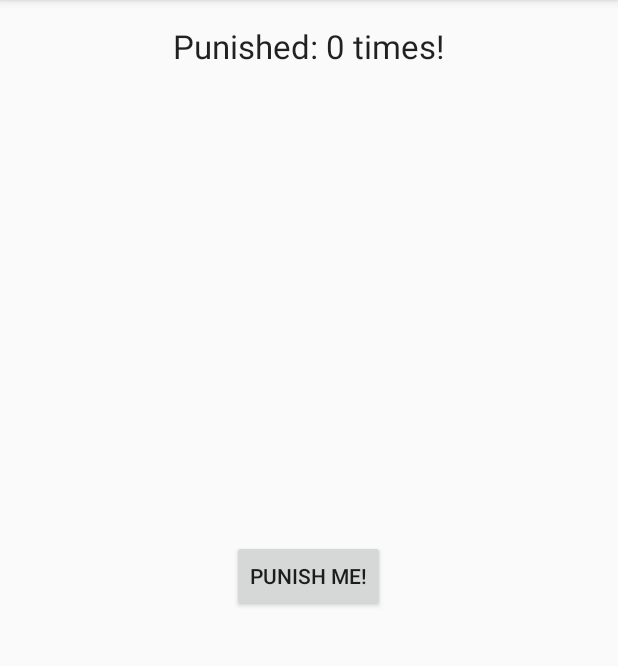
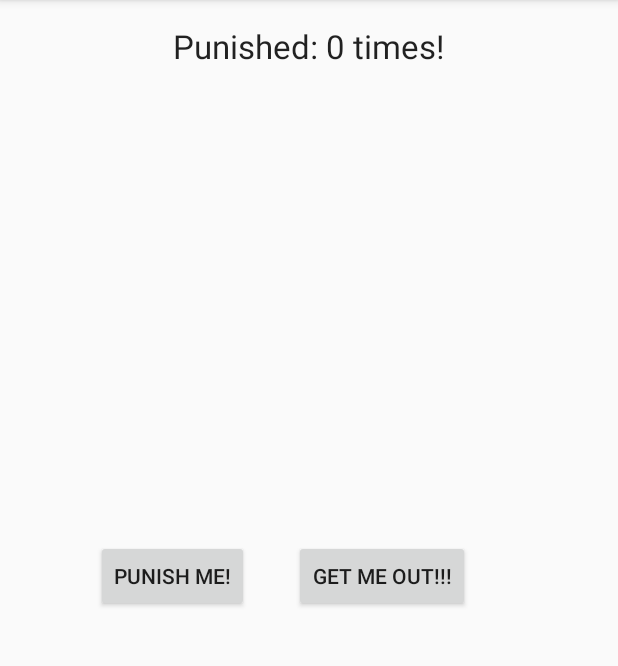
Before and after one commit to funyirok-pendroid/pendroid, an Android app: the screen it shows after launch (MainActivity), on a phone screen of 412 x 824 dp, the part 84-750 px from its top. Run offline under Robolectric (Android 15) with nearby library versions, the phone set to English and light mode, and no system bars.

Commit message:
kilépés gomb

```diff
--- a/app/src/main/java/com/funyirok/branc/elso_program/MainActivity.java
+++ b/app/src/main/java/com/funyirok/branc/elso_program/MainActivity.java
@@ -17,7 +17,7 @@ public class MainActivity extends AppCompatActivity {
         super.onCreate(savedInstanceState);
         setContentView(R.layout.activity_main);
         Button button = (Button) findViewById(R.id.button);
-
+        Button exit = (Button) findViewById(R.id.button2);
         button.setOnClickListener(new View.OnClickListener() {
             @Override
 
@@ -31,9 +31,15 @@ public class MainActivity extends AppCompatActivity {
             }
 
         });
+        exit.setOnClickListener(new View.OnClickListener() {
+            @Override
+            public void onClick (View a){
+                finish();
+                System.exit(0);
+            }
+        });
+    }
 
-
-    }
 
     @Override
     public boolean onCreateOptionsMenu(Menu menu) {
--- a/app/src/main/res/layout/activity_main.xml
+++ b/app/src/main/res/layout/activity_main.xml
@@ -20,5 +20,20 @@
         android:text="Punish me!"
         android:id="@+id/button"
         android:layout_centerVertical="true"
-        android:layout_centerHorizontal="true" />
+        android:layout_alignParentLeft="true"
+        android:layout_alignParentStart="true"
+        android:layout_marginLeft="48dp"
+        android:layout_marginStart="48dp" />
+
+    <Button
+        android:layout_width="wrap_content"
+        android:layout_height="wrap_content"
+        android:text="Get me OUT!!!"
+        android:id="@+id/button2"
+        android:layout_marginLeft="30dp"
+        android:layout_marginStart="30dp"
+        android:layout_toRightOf="@+id/button"
+        android:layout_toEndOf="@+id/button"
+        android:layout_alignTop="@+id/button"
+        android:layout_alignBottom="@+id/button" />
 </RelativeLayout>
```
Also changed, not shown: 1 other file.
